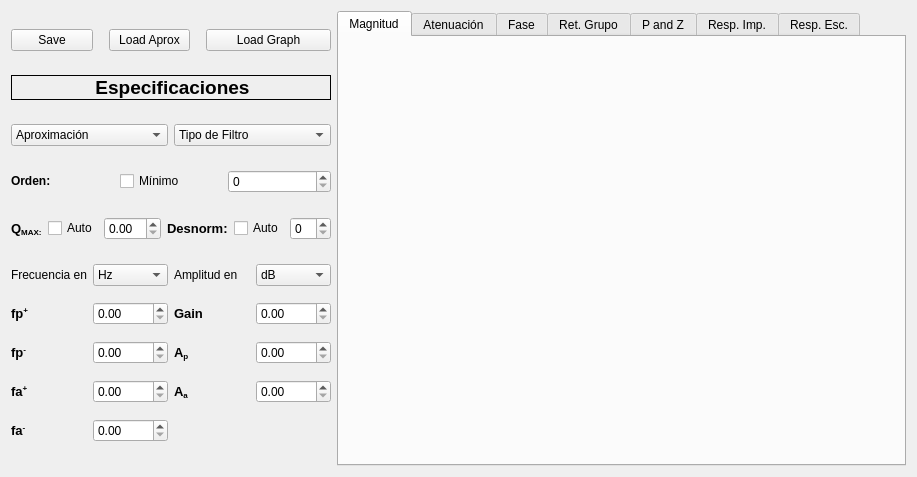
This is designer/untitled.ui in PDutriez/FilterTool as Qt 5 draws it before an edit. The edited form follows.
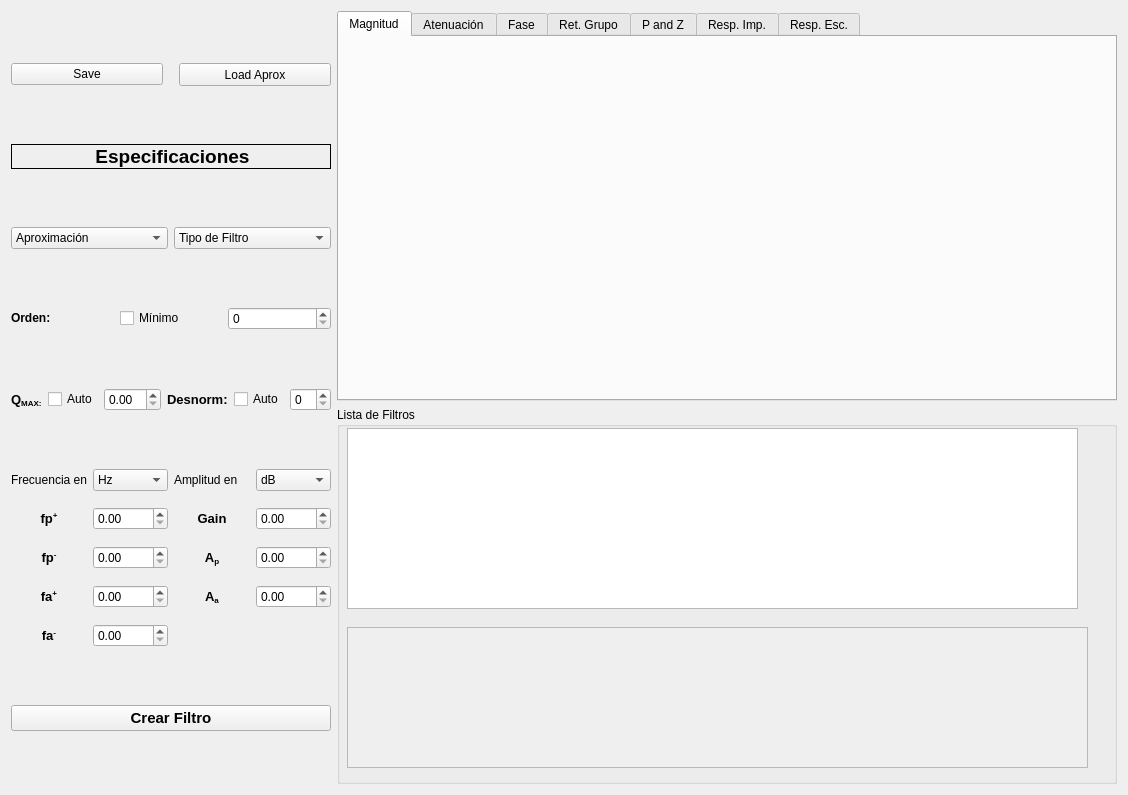
This is the edited form.

The edit to the form file:
```diff
--- a/designer/untitled.ui
+++ b/designer/untitled.ui
@@ -6,8 +6,8 @@
    <rect>
     <x>0</x>
     <y>0</y>
-    <width>917</width>
-    <height>477</height>
+    <width>1115</width>
+    <height>795</height>
    </rect>
   </property>
   <property name="windowTitle">
@@ -15,7 +15,7 @@
   </property>
   <layout class="QHBoxLayout" name="horizontalLayout">
    <item>
-    <layout class="QVBoxLayout" name="CreateZone" stretch="0,0,0,0,0,0">
+    <layout class="QVBoxLayout" name="CreateZone" stretch="0,0,0,0,0,0,0">
      <property name="spacing">
       <number>6</number>
      </property>
@@ -29,13 +29,16 @@
       <number>0</number>
      </property>
      <item>
-      <layout class="QHBoxLayout" name="SaveLoad">
+      <layout class="QHBoxLayout" name="SaveLoad" stretch="0,0">
        <property name="spacing">
         <number>16</number>
        </property>
        <property name="sizeConstraint">
         <enum>QLayout::SetMinimumSize</enum>
        </property>
+       <property name="bottomMargin">
+        <number>0</number>
+       </property>
        <item>
         <widget class="QPushButton" name="ButtSaveAprox">
          <property name="text">
@@ -65,19 +68,6 @@
          </property>
         </widget>
        </item>
-       <item>
-        <widget class="QPushButton" name="ButtLoadGraph">
-         <property name="minimumSize">
-          <size>
-           <width>125</width>
-           <height>0</height>
-          </size>
-         </property>
-         <property name="text">
-          <string>Load Graph</string>
-         </property>
-        </widget>
-       </item>
       </layout>
      </item>
      <item>
@@ -258,19 +248,10 @@
        <property name="verticalSpacing">
         <number>16</number>
        </property>
-       <item row="1" column="1">
-        <widget class="QDoubleSpinBox" name="SpinBoxFpplus"/>
-       </item>
-       <item row="2" column="1">
-        <widget class="QDoubleSpinBox" name="SpinBoxFpminus"/>
-       </item>
-       <item row="3" column="3">
-        <widget class="QDoubleSpinBox" name="SpinBoxAa"/>
-       </item>
-       <item row="3" column="2">
-        <widget class="QLabel" name="label_9">
+       <item row="0" column="2">
+        <widget class="QLabel" name="label_2">
          <property name="text">
-          <string>&lt;html&gt;&lt;head/&gt;&lt;body&gt;&lt;p&gt;&lt;span style=&quot; font-size:10pt; font-weight:600;&quot;&gt;A&lt;/span&gt;&lt;span style=&quot; font-size:10pt; font-weight:600; vertical-align:sub;&quot;&gt;a&lt;/span&gt;&lt;/p&gt;&lt;/body&gt;&lt;/html&gt;</string>
+          <string>Amplitud en</string>
          </property>
         </widget>
        </item>
@@ -281,15 +262,38 @@
          </property>
         </widget>
        </item>
-       <item row="1" column="0">
-        <widget class="QLabel" name="label_3">
+       <item row="3" column="2">
+        <widget class="QLabel" name="label_9">
+         <property name="text">
+          <string>&lt;html&gt;&lt;head/&gt;&lt;body&gt;&lt;p&gt;&lt;span style=&quot; font-size:10pt; font-weight:600;&quot;&gt;A&lt;/span&gt;&lt;span style=&quot; font-size:10pt; font-weight:600; vertical-align:sub;&quot;&gt;a&lt;/span&gt;&lt;/p&gt;&lt;/body&gt;&lt;/html&gt;</string>
+         </property>
+         <property name="alignment">
+          <set>Qt::AlignCenter</set>
+         </property>
+        </widget>
+       </item>
+       <item row="3" column="0">
+        <widget class="QLabel" name="label_5">
          <property name="font">
           <font>
            <pointsize>10</pointsize>
           </font>
          </property>
          <property name="text">
-          <string>&lt;html&gt;&lt;head/&gt;&lt;body&gt;&lt;p&gt;&lt;span style=&quot; font-size:10pt; font-weight:600;&quot;&gt;fp&lt;/span&gt;&lt;span style=&quot; font-size:10pt; font-weight:600; vertical-align:super;&quot;&gt;+&lt;/span&gt;&lt;/p&gt;&lt;/body&gt;&lt;/html&gt;</string>
+          <string>&lt;html&gt;&lt;head/&gt;&lt;body&gt;&lt;p&gt;&lt;span style=&quot; font-size:10pt; font-weight:600;&quot;&gt;fa&lt;/span&gt;&lt;span style=&quot; font-size:10pt; font-weight:600; vertical-align:super;&quot;&gt;+&lt;/span&gt;&lt;/p&gt;&lt;/body&gt;&lt;/html&gt;</string>
+         </property>
+         <property name="alignment">
+          <set>Qt::AlignCenter</set>
+         </property>
+        </widget>
+       </item>
+       <item row="1" column="2">
+        <widget class="QLabel" name="label_7">
+         <property name="text">
+          <string>&lt;html&gt;&lt;head/&gt;&lt;body&gt;&lt;p&gt;&lt;span style=&quot; font-size:10pt; font-weight:600;&quot;&gt;Gain&lt;/span&gt;&lt;/p&gt;&lt;/body&gt;&lt;/html&gt;</string>
+         </property>
+         <property name="alignment">
+          <set>Qt::AlignCenter</set>
          </property>
         </widget>
        </item>
@@ -298,8 +302,17 @@
          <property name="text">
           <string>&lt;html&gt;&lt;head/&gt;&lt;body&gt;&lt;p&gt;&lt;span style=&quot; font-size:10pt; font-weight:600;&quot;&gt;A&lt;/span&gt;&lt;span style=&quot; font-size:10pt; font-weight:600; vertical-align:sub;&quot;&gt;p&lt;/span&gt;&lt;/p&gt;&lt;/body&gt;&lt;/html&gt;</string>
          </property>
+         <property name="alignment">
+          <set>Qt::AlignCenter</set>
+         </property>
         </widget>
        </item>
+       <item row="3" column="3">
+        <widget class="QDoubleSpinBox" name="SpinBoxAa"/>
+       </item>
+       <item row="2" column="3">
+        <widget class="QDoubleSpinBox" name="SpinBoxAp"/>
+       </item>
        <item row="2" column="0">
         <widget class="QLabel" name="label_4">
          <property name="font">
@@ -310,8 +323,23 @@
          <property name="text">
           <string>&lt;html&gt;&lt;head/&gt;&lt;body&gt;&lt;p&gt;&lt;span style=&quot; font-size:10pt; font-weight:600;&quot;&gt;fp&lt;/span&gt;&lt;span style=&quot; font-size:10pt; font-weight:600; vertical-align:super;&quot;&gt;-&lt;/span&gt;&lt;/p&gt;&lt;/body&gt;&lt;/html&gt;</string>
          </property>
+         <property name="alignment">
+          <set>Qt::AlignCenter</set>
+         </property>
         </widget>
        </item>
+       <item row="1" column="1">
+        <widget class="QDoubleSpinBox" name="SpinBoxFpplus"/>
+       </item>
+       <item row="2" column="1">
+        <widget class="QDoubleSpinBox" name="SpinBoxFpminus"/>
+       </item>
+       <item row="4" column="1">
+        <widget class="QDoubleSpinBox" name="SpinBoxFaminus"/>
+       </item>
+       <item row="1" column="3">
+        <widget class="QDoubleSpinBox" name="SpinBoxGain"/>
+       </item>
        <item row="0" column="3">
         <widget class="QComboBox" name="CBAmpUnit">
          <item>
@@ -326,37 +354,6 @@
          </item>
         </widget>
        </item>
-       <item row="1" column="3">
-        <widget class="QDoubleSpinBox" name="SpinBoxGain"/>
-       </item>
-       <item row="3" column="1">
-        <widget class="QDoubleSpinBox" name="SpinBoxFaplus"/>
-       </item>
-       <item row="0" column="2">
-        <widget class="QLabel" name="label_2">
-         <property name="text">
-          <string>Amplitud en</string>
-         </property>
-        </widget>
-       </item>
-       <item row="2" column="3">
-        <widget class="QDoubleSpinBox" name="SpinBoxAp"/>
-       </item>
-       <item row="4" column="1">
-        <widget class="QDoubleSpinBox" name="SpinBoxFaminus"/>
-       </item>
-       <item row="4" column="0">
-        <widget class="QLabel" name="label_6">
-         <property name="font">
-          <font>
-           <pointsize>10</pointsize>
-          </font>
-         </property>
-         <property name="text">
-          <string>&lt;html&gt;&lt;head/&gt;&lt;body&gt;&lt;p&gt;&lt;span style=&quot; font-size:10pt; font-weight:600;&quot;&gt;fa&lt;/span&gt;&lt;span style=&quot; font-size:10pt; font-weight:600; vertical-align:super;&quot;&gt;-&lt;/span&gt;&lt;/p&gt;&lt;/body&gt;&lt;/html&gt;</string>
-         </property>
-        </widget>
-       </item>
        <item row="0" column="1">
         <widget class="QComboBox" name="CBFreqUnit">
          <item>
@@ -376,33 +373,76 @@
          </item>
         </widget>
        </item>
-       <item row="1" column="2">
-        <widget class="QLabel" name="label_7">
+       <item row="1" column="0">
+        <widget class="QLabel" name="label_3">
+         <property name="font">
+          <font>
+           <pointsize>10</pointsize>
+          </font>
+         </property>
          <property name="text">
-          <string>&lt;html&gt;&lt;head/&gt;&lt;body&gt;&lt;p&gt;&lt;span style=&quot; font-size:10pt; font-weight:600;&quot;&gt;Gain&lt;/span&gt;&lt;/p&gt;&lt;/body&gt;&lt;/html&gt;</string>
+          <string>&lt;html&gt;&lt;head/&gt;&lt;body&gt;&lt;p&gt;&lt;span style=&quot; font-size:10pt; font-weight:600;&quot;&gt;fp&lt;/span&gt;&lt;span style=&quot; font-size:10pt; font-weight:600; vertical-align:super;&quot;&gt;+&lt;/span&gt;&lt;/p&gt;&lt;/body&gt;&lt;/html&gt;</string>
+         </property>
+         <property name="alignment">
+          <set>Qt::AlignCenter</set>
          </property>
         </widget>
        </item>
-       <item row="3" column="0">
-        <widget class="QLabel" name="label_5">
+       <item row="3" column="1">
+        <widget class="QDoubleSpinBox" name="SpinBoxFaplus"/>
+       </item>
+       <item row="4" column="0">
+        <widget class="QLabel" name="label_6">
          <property name="font">
           <font>
            <pointsize>10</pointsize>
           </font>
          </property>
          <property name="text">
-          <string>&lt;html&gt;&lt;head/&gt;&lt;body&gt;&lt;p&gt;&lt;span style=&quot; font-size:10pt; font-weight:600;&quot;&gt;fa&lt;/span&gt;&lt;span style=&quot; font-size:10pt; font-weight:600; vertical-align:super;&quot;&gt;+&lt;/span&gt;&lt;/p&gt;&lt;/body&gt;&lt;/html&gt;</string>
+          <string>&lt;html&gt;&lt;head/&gt;&lt;body&gt;&lt;p&gt;&lt;span style=&quot; font-size:10pt; font-weight:600;&quot;&gt;fa&lt;/span&gt;&lt;span style=&quot; font-size:10pt; font-weight:600; vertical-align:super;&quot;&gt;-&lt;/span&gt;&lt;/p&gt;&lt;/body&gt;&lt;/html&gt;</string>
+         </property>
+         <property name="alignment">
+          <set>Qt::AlignCenter</set>
          </property>
         </widget>
        </item>
       </layout>
      </item>
+     <item>
+      <widget class="QPushButton" name="pushButton">
+       <property name="font">
+        <font>
+         <pointsize>11</pointsize>
+         <weight>75</weight>
+         <bold>true</bold>
+        </font>
+       </property>
+       <property name="text">
+        <string>Crear Filtro</string>
+       </property>
+      </widget>
+     </item>
     </layout>
    </item>
    <item>
     <layout class="QVBoxLayout" name="GraphZone">
+     <property name="spacing">
+      <number>6</number>
+     </property>
      <item>
       <widget class="QTabWidget" name="GraphsWidget">
+       <property name="sizePolicy">
+        <sizepolicy hsizetype="MinimumExpanding" vsizetype="MinimumExpanding">
+         <horstretch>0</horstretch>
+         <verstretch>0</verstretch>
+        </sizepolicy>
+       </property>
+       <property name="minimumSize">
+        <size>
+         <width>780</width>
+         <height>390</height>
+        </size>
+       </property>
        <property name="currentIndex">
         <number>0</number>
        </property>
@@ -443,6 +483,70 @@
        </widget>
       </widget>
      </item>
+     <item>
+      <widget class="QGroupBox" name="groupBox">
+       <property name="sizePolicy">
+        <sizepolicy hsizetype="Expanding" vsizetype="Expanding">
+         <horstretch>0</horstretch>
+         <verstretch>0</verstretch>
+        </sizepolicy>
+       </property>
+       <property name="maximumSize">
+        <size>
+         <width>16777215</width>
+         <height>1221212</height>
+        </size>
+       </property>
+       <property name="title">
+        <string>Lista de Filtros</string>
+       </property>
+       <widget class="QListWidget" name="FilterList">
+        <property name="enabled">
+         <bool>true</bool>
+        </property>
+        <property name="geometry">
+         <rect>
+          <x>10</x>
+          <y>21</y>
+          <width>731</width>
+          <height>181</height>
+         </rect>
+        </property>
+        <property name="sizePolicy">
+         <sizepolicy hsizetype="Minimum" vsizetype="Minimum">
+          <horstretch>0</horstretch>
+          <verstretch>0</verstretch>
+         </sizepolicy>
+        </property>
+        <property name="resizeMode">
+         <enum>QListView::Adjust</enum>
+        </property>
+       </widget>
+       <widget class="QScrollArea" name="scrollArea">
+        <property name="geometry">
+         <rect>
+          <x>10</x>
+          <y>220</y>
+          <width>741</width>
+          <height>141</height>
+         </rect>
+        </property>
+        <property name="widgetResizable">
+         <bool>true</bool>
+        </property>
+        <widget class="QWidget" name="scrollAreaWidgetContents">
+         <property name="geometry">
+          <rect>
+           <x>0</x>
+           <y>0</y>
+           <width>737</width>
+           <height>137</height>
+          </rect>
+         </property>
+        </widget>
+       </widget>
+      </widget>
+     </item>
     </layout>
    </item>
   </layout>
```
Left out of the diff: 19 changed lines with no effect on the pictures.
